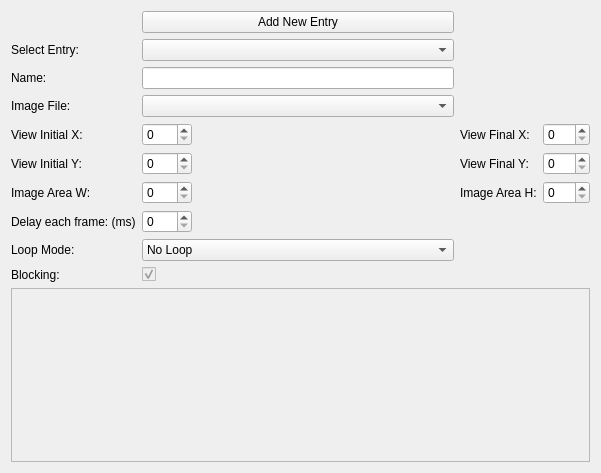
This is editor/scenes/tab_viewpoint.ui in protoman/rockbot as Qt 5 draws it before an edit. The edited form follows.
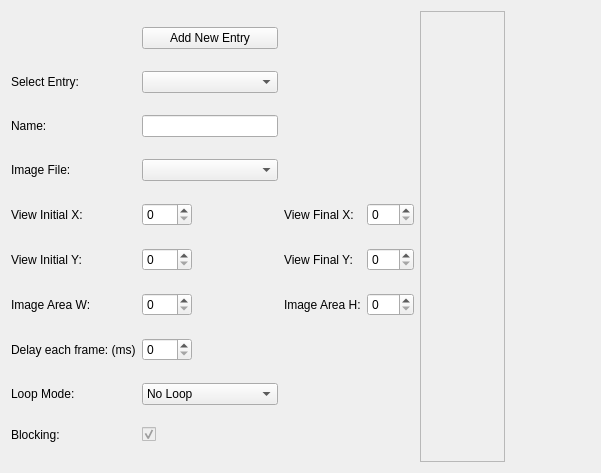
This is the edited form. Custom widgets are drawn as their Qt base class.

Diff of the .ui file:
```diff
--- a/editor/scenes/tab_viewpoint.ui
+++ b/editor/scenes/tab_viewpoint.ui
@@ -14,7 +14,7 @@
    <string>Form</string>
   </property>
   <layout class="QGridLayout" name="gridLayout_3">
-   <item row="1" column="0">
+   <item row="0" column="1">
     <widget class="QScrollArea" name="scrollArea">
      <property name="widgetResizable">
       <bool>true</bool>
@@ -24,8 +24,8 @@
        <rect>
         <x>0</x>
         <y>0</y>
-        <width>581</width>
-        <height>127</height>
+        <width>95</width>
+        <height>453</height>
        </rect>
       </property>
       <layout class="QGridLayout" name="gridLayout_2">
@@ -260,6 +260,19 @@
      </item>
     </layout>
    </item>
+   <item row="0" column="2">
+    <spacer name="horizontalSpacer">
+     <property name="orientation">
+      <enum>Qt::Horizontal</enum>
+     </property>
+     <property name="sizeHint" stdset="0">
+      <size>
+       <width>40</width>
+       <height>20</height>
+      </size>
+     </property>
+    </spacer>
+   </item>
   </layout>
  </widget>
  <customwidgets>
```
